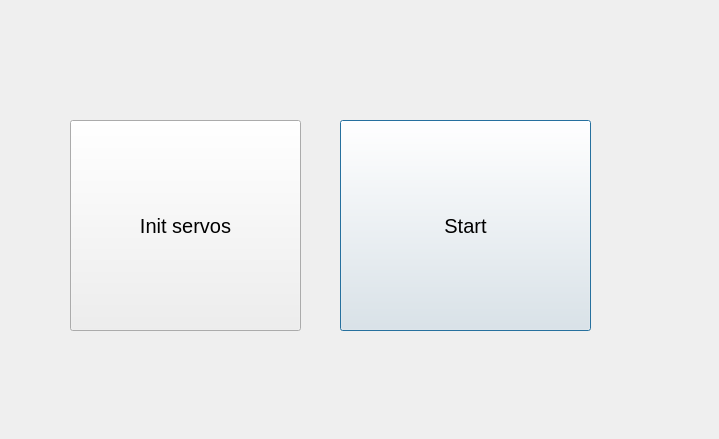
Old version of the form Robot/Python/run/screen1.ui in the repository aSrki/Eurobot2024.
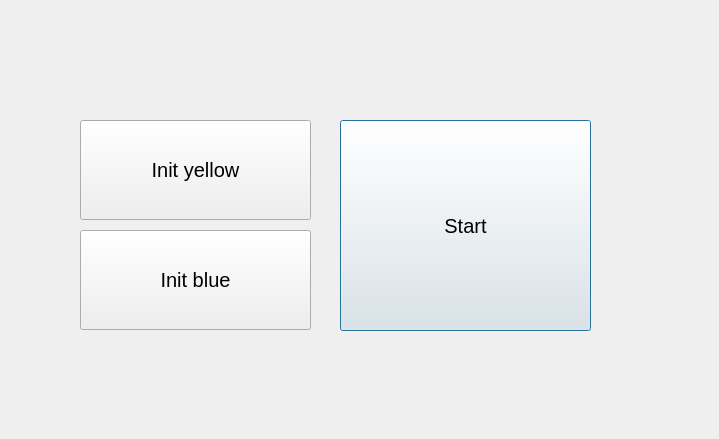
New version of the form.

```diff
--- a/Robot/Python/run/screen1.ui
+++ b/Robot/Python/run/screen1.ui
@@ -46,10 +46,10 @@
   <widget class="QPushButton" name="button_sto1">
    <property name="geometry">
     <rect>
-     <x>70</x>
+     <x>80</x>
      <y>120</y>
      <width>231</width>
-     <height>211</height>
+     <height>100</height>
     </rect>
    </property>
    <property name="font">
@@ -58,7 +58,25 @@
     </font>
    </property>
    <property name="text">
-    <string>Init servos</string>
+    <string>Init yellow</string>
+   </property>
+  </widget>
+  <widget class="QPushButton" name="button_init_blue">
+   <property name="geometry">
+    <rect>
+     <x>80</x>
+     <y>230</y>
+     <width>231</width>
+     <height>100</height>
+    </rect>
+   </property>
+   <property name="font">
+    <font>
+     <pointsize>15</pointsize>
+    </font>
+   </property>
+   <property name="text">
+    <string>Init blue</string>
    </property>
   </widget>
  </widget>
```
Left out of the diff: 2 changed lines with no effect on the pictures.
